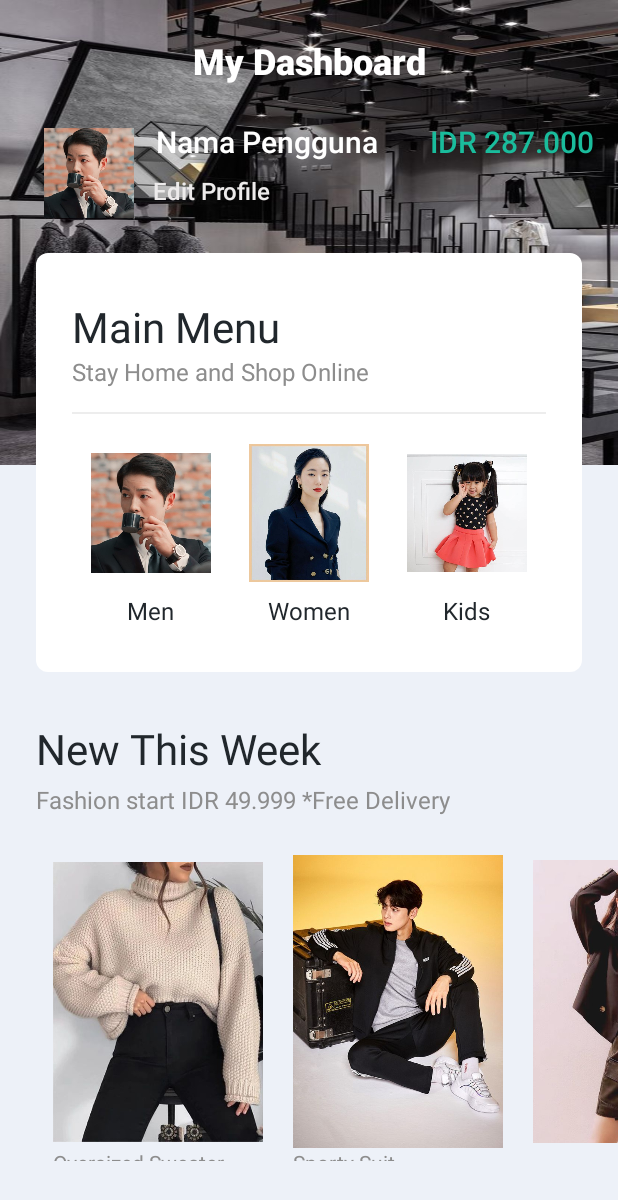
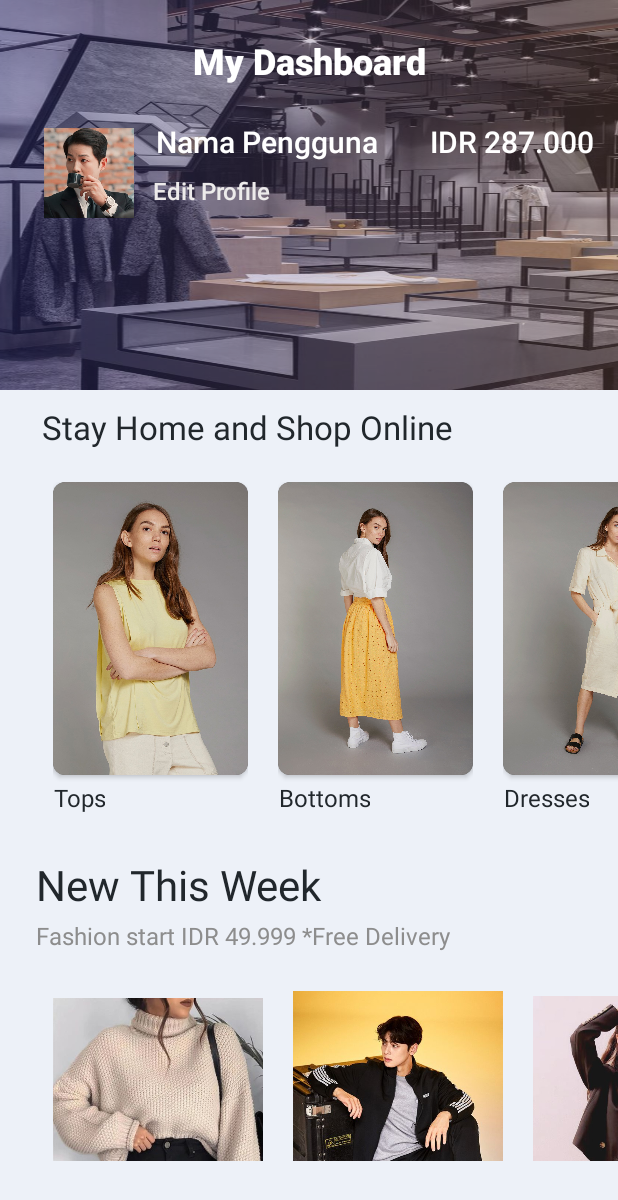
Before and after one commit to igjevon/UAS_Mobile, an Android app: the HomeActivity screen opened directly, with no data from a screen before it, on a phone screen of 412 x 824 dp. Shown: the top 1200 px of the screen. Run offline under Robolectric (Android 15) with nearby library versions, the phone set to English and light mode, and no system bars; plain views replace CircleView; 2 statements that could not run were skipped.

Commit message:
home Commit category

```diff
--- a/app/src/main/res/layout/activity_home.xml
+++ b/app/src/main/res/layout/activity_home.xml
@@ -23,13 +23,24 @@
             android:layout_height="wrap_content">
 
             <View
-                android:id="@+id/view"
+                android:id="@+id/view_backshop"
                 android:layout_width="match_parent"
-                android:layout_height="310dp"
+                android:layout_height="260dp"
                 android:background="@drawable/backshop"
                 app:layout_constraintEnd_toEndOf="parent"
                 app:layout_constraintStart_toStartOf="parent"
                 app:layout_constraintTop_toTopOf="parent" />
+
+            <View
+                android:layout_width="match_parent"
+                android:layout_height="260dp"
+                android:background="@drawable/bg_gradient_primary_blue"
+                app:layout_constraintBottom_toBottomOf="parent"
+                app:layout_constraintEnd_toEndOf="parent"
+                app:layout_constraintHorizontal_bias="0.0"
+                app:layout_constraintStart_toStartOf="parent"
+                app:layout_constraintTop_toTopOf="parent"
+                app:layout_constraintVertical_bias="0.0" />
 
             <TextView
                 android:id="@+id/textView2"
@@ -45,7 +56,7 @@
                 android:textSize="24sp"
                 app:layout_constraintEnd_toEndOf="parent"
                 app:layout_constraintStart_toStartOf="parent"
-                app:layout_constraintTop_toTopOf="@+id/view" />
+                app:layout_constraintTop_toTopOf="@+id/view_backshop" />
 
             <com.github.florent37.shapeofview.shapes.CircleView
                 android:id="@+id/circleView"
@@ -98,133 +109,164 @@
                 android:layout_marginEnd="16dp"
                 android:fontFamily="sans-serif-medium"
                 android:text="IDR 287.000"
-                android:textColor="@color/greenPrimary"
+                android:textColor="#FFF"
                 android:textSize="20sp"
                 app:layout_constraintEnd_toEndOf="parent"
                 app:layout_constraintTop_toBottomOf="@id/textView2" />
 
-            <LinearLayout
-                android:id="@+id/linearLayout2"
-                android:layout_width="match_parent"
+            <TextView
+                android:id="@+id/textView10"
+                android:layout_width="wrap_content"
                 android:layout_height="wrap_content"
+                android:layout_marginTop="10dp"
                 android:layout_marginStart="24dp"
-                android:layout_marginTop="112dp"
-                android:layout_marginEnd="24dp"
-                android:background="@drawable/bg_layout_white"
-                android:orientation="vertical"
-                android:paddingLeft="24dp"
-                android:paddingTop="30dp"
-                android:paddingRight="24dp"
-                android:paddingBottom="30dp"
+                android:text="Stay Home and Shop Online"
+                android:textColor="@color/blackPrimary"
+                android:textSize="22sp"
+                app:layout_constraintEnd_toEndOf="parent"
+                app:layout_constraintHorizontal_bias="0.036"
+                app:layout_constraintStart_toStartOf="parent"
+                app:layout_constraintTop_toBottomOf="@+id/view_backshop" />
+
+            <HorizontalScrollView
+                android:id="@+id/scrollview_category"
+                android:layout_width="wrap_content"
+                android:layout_height="wrap_content"
+                android:scrollbars="none"
                 app:layout_constraintEnd_toEndOf="parent"
                 app:layout_constraintHorizontal_bias="0.0"
                 app:layout_constraintStart_toStartOf="parent"
-                app:layout_constraintTop_toBottomOf="@+id/textView2">
+                app:layout_constraintTop_toBottomOf="@+id/textView10">
 
-                <TextView
+            <LinearLayout
+                android:id="@+id/linearLayout2"
                 android:layout_width="wrap_content"
                 android:layout_height="wrap_content"
-                    android:text="Main Menu"
-                    android:textColor="@color/blackPrimary"
-                    android:textSize="28sp" />
+                android:layout_marginTop="12dp"
+                android:layout_marginLeft="25dp"
+                android:orientation="horizontal"
+                android:weightSum="4"
+                app:layout_constraintEnd_toEndOf="parent"
+                app:layout_constraintHorizontal_bias="0.0"
+                app:layout_constraintStart_toStartOf="parent"
+                app:layout_constraintTop_toBottomOf="@+id/textView10">
 
-                <TextView
+                <LinearLayout
                     android:layout_width="wrap_content"
                     android:layout_height="wrap_content"
-                    android:text="Stay Home and Shop Online"
-                    android:textColor="@color/grayPrimary"
-                    android:textSize="16sp" />
+                    android:orientation="vertical"
+                    android:padding="10dp">
 
-                <View
-                    android:layout_width="match_parent"
-                    android:layout_height="1dp"
-                    android:layout_marginTop="16dp"
-                    android:layout_marginBottom="16dp"
-                    android:background="#EDEDED" />
-
-                <LinearLayout
-                    android:layout_width="match_parent"
-                    android:layout_height="wrap_content"
-                    android:orientation="horizontal"
-                    android:weightSum="3">
-
-                    <LinearLayout
-                        android:id="@+id/man_view"
-                        android:layout_width="0dp"
-                        android:layout_height="wrap_content"
-                        android:layout_weight="1"
-                        android:gravity="center"
-                        android:orientation="vertical">
+                    <androidx.cardview.widget.CardView
+                        android:layout_width="130dp"
+                        android:layout_height="match_parent"
+                        app:cardCornerRadius="8dp"
+                        android:elevation="10dp">
 
                         <ImageView
-                            android:layout_width="80dp"
-                            android:layout_height="100dp"
-                            android:src="@drawable/jongki_man" />
-
+                            android:layout_width="130dp"
+                            android:layout_height="195dp"
+                            android:src="@drawable/tops" />
+                    </androidx.cardview.widget.CardView>
                     <TextView
                         android:layout_width="wrap_content"
                         android:layout_height="wrap_content"
                         android:layout_marginTop="4dp"
-                            android:text="Men"
+                        android:text="Tops"
+                        android:gravity="center"
                         android:textColor="@color/blackPrimary"
                         android:textSize="16sp" />
                     </LinearLayout>
 
                 <LinearLayout
-                        android:layout_width="0dp"
+                    android:layout_width="wrap_content"
                     android:layout_height="wrap_content"
-                        android:layout_weight="1"
-                        android:gravity="center"
-                        android:orientation="vertical">
-
+                    android:orientation="vertical"
+                    android:padding="10dp">
+                    <androidx.cardview.widget.CardView
+                        android:layout_width="130dp"
+                        android:layout_height="match_parent"
+                        app:cardCornerRadius="8dp"
+                        android:elevation="10dp">
                         <ImageView
-                            android:layout_width="80dp"
-                            android:layout_height="100dp"
-                            android:src="@drawable/yeobeen_woman" />
-
+                            android:layout_width="130dp"
+                            android:layout_height="195dp"
+                            android:src="@drawable/bottoms" />
+                    </androidx.cardview.widget.CardView>
                     <TextView
                         android:layout_width="wrap_content"
                         android:layout_height="wrap_content"
                         android:layout_marginTop="4dp"
-                            android:text="Women"
+                        android:text="Bottoms"
+                        android:gravity="center"
                         android:textColor="@color/blackPrimary"
                         android:textSize="16sp" />
                 </LinearLayout>
 
                 <LinearLayout
-                        android:layout_width="0dp"
+                    android:layout_width="wrap_content"
                     android:layout_height="wrap_content"
-                        android:layout_weight="1"
-                        android:gravity="center"
-                        android:orientation="vertical">
-
+                    android:orientation="vertical"
+                    android:padding="10dp">
+                    <androidx.cardview.widget.CardView
+                        android:layout_width="130dp"
+                        android:layout_height="match_parent"
+                        app:cardCornerRadius="8dp"
+                        android:elevation="10dp">
                         <ImageView
-                            android:layout_width="80dp"
-                            android:layout_height="100dp"
-                            android:src="@drawable/munel_kids" />
-
+                            android:layout_width="130dp"
+                            android:layout_height="195dp"
+                            android:src="@drawable/dresses" />
+                    </androidx.cardview.widget.CardView>
                     <TextView
                         android:layout_width="wrap_content"
                         android:layout_height="wrap_content"
                         android:layout_marginTop="4dp"
-                            android:text="Kids"
+                        android:text="Dresses"
+                        android:gravity="center"
                         android:textColor="@color/blackPrimary"
                         android:textSize="16sp" />
                 </LinearLayout>
+
+                <LinearLayout
+                    android:layout_width="wrap_content"
+                    android:layout_height="wrap_content"
+                    android:orientation="vertical"
+                    android:padding="10dp">
+                    <androidx.cardview.widget.CardView
+                        android:layout_width="130dp"
+                        android:layout_height="match_parent"
+                        app:cardCornerRadius="8dp"
+                        android:elevation="10dp">
+                        <ImageView
+                            android:layout_width="130dp"
+                            android:layout_height="195dp"
+                            android:src="@drawable/dresses" />
+                    </androidx.cardview.widget.CardView>
+                    <TextView
+                        android:layout_width="wrap_content"
+                        android:layout_height="wrap_content"
+                        android:layout_marginTop="4dp"
+                        android:text="Lounge Wear"
+                        android:gravity="center"
+                        android:textColor="@color/blackPrimary"
+                        android:textSize="16sp" />
                 </LinearLayout>
+
             </LinearLayout>
+            </HorizontalScrollView>
 
             <TextView
                 android:id="@+id/textView5"
                 android:layout_width="wrap_content"
                 android:layout_height="wrap_content"
                 android:layout_marginStart="24dp"
-                android:layout_marginTop="32dp"
+                android:layout_marginTop="18dp"
                 android:text="New This Week"
                 android:textColor="@color/blackPrimary"
                 android:textSize="28sp"
                 app:layout_constraintStart_toStartOf="parent"
-                app:layout_constraintTop_toBottomOf="@+id/linearLayout2" />
+                app:layout_constraintTop_toBottomOf="@+id/scrollview_category" />
 
             <TextView
                 android:id="@+id/textView6"
@@ -301,13 +343,32 @@
                             android:textSize="12sp" />
                     </LinearLayout>
 
+                    <LinearLayout
+                        android:layout_width="wrap_content"
+                        android:layout_height="wrap_content"
+                        android:orientation="vertical"
+                        android:padding="10dp">
                         <ImageView
-                        android:layout_margin="10dp"
                             android:layout_width="140dp"
                             android:layout_height="195dp"
                             android:src="@drawable/promo3" />
+                        <TextView
+                            android:layout_width="match_parent"
+                            android:layout_height="wrap_content"
+                            android:text="Leather Jacket"
+                            android:textColor="@color/grayPrimary"
+                            android:textSize="14sp" />
+                        <TextView
+                            android:layout_width="wrap_content"
+                            android:layout_height="wrap_content"
+                            android:text="Rp 149.000"
+                            android:textColor="@color/grayPrimary"
+                            android:textSize="12sp" />
+                    </LinearLayout>
                 </LinearLayout>
             </HorizontalScrollView>
+
+
         </androidx.constraintlayout.widget.ConstraintLayout>
     </ScrollView>
 </androidx.constraintlayout.widget.ConstraintLayout>
```
Also changed, not shown: app/src/main/res/drawable/bottoms.jpg (added), app/src/main/res/drawable/dresses.jpg (added), app/src/main/res/drawable/tops.jpg (added). Lines whose indentation alone changed are shown as unchanged.
